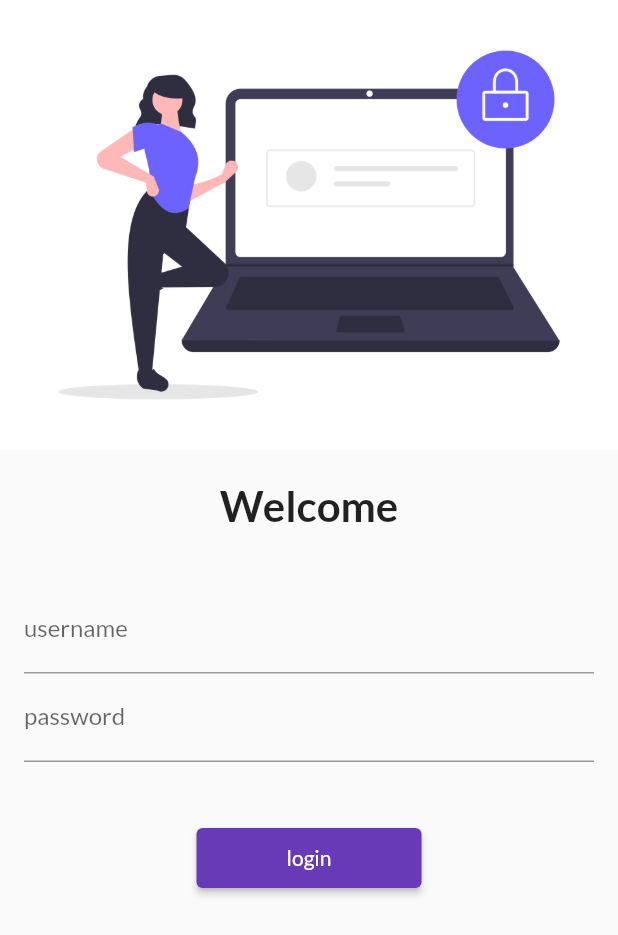
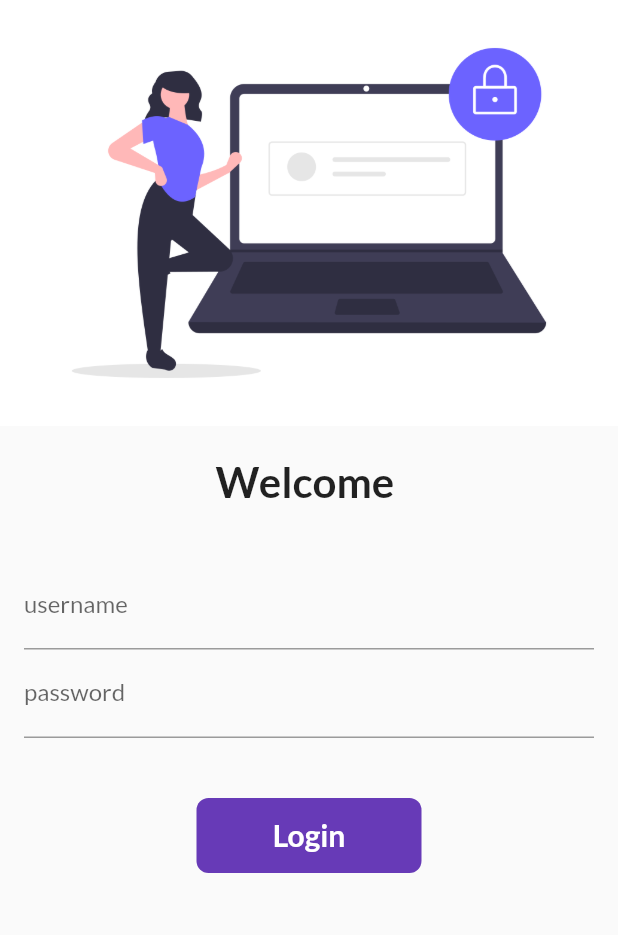
Before and after one commit to rashvin8515/30daysofFlutter, a Flutter app: the screen it shows after launch, on a phone screen of 412 x 824 dp. Shown: the top 935 px of the screen. Run offline on Flutter 3.47's test engine with Material 2 defaults, Android fonts, the phone set to English and light mode, and no system bars; our stand-ins replace google_fonts.

Commit message:
day6 compleete

```diff
--- a/lib/pages/login_page.dart
+++ b/lib/pages/login_page.dart
@@ -3,9 +3,16 @@
 import 'package:flutter/material.dart';
 import 'package:flutter_application_1/utills/routes.dart';
 
-class LoginPage extends StatelessWidget {
+class LoginPage extends StatefulWidget {
   const LoginPage({Key? key}) : super(key: key);
 
+  @override
+  State<LoginPage> createState() => _LoginPageState();
+}
+
+class _LoginPageState extends State<LoginPage> {
+  String name = "";
+  bool changeButton = false;
   @override
   Widget build(BuildContext context) {
     return Material(
@@ -15,13 +22,12 @@ class LoginPage extends StatelessWidget {
           Image.asset(
             "assets/images/login.png",
             fit: BoxFit.cover,
-            height: 300,
           ),
           SizedBox(
             height: 20,
           ),
           Text(
-            "Welcome",
+            "Welcome $name",
             style: TextStyle(
               fontSize: 28,
               fontWeight: FontWeight.bold,
@@ -39,6 +45,10 @@ class LoginPage extends StatelessWidget {
                     hintText: "Enter username",
                     labelText: "username",
                   ),
+                  onChanged: (value) {
+                    name = value;
+                    setState(() {});
+                  },
                 ),
                 TextFormField(
                   obscureText: true,
@@ -50,13 +60,46 @@ class LoginPage extends StatelessWidget {
                 SizedBox(
                   height: 40,
                 ),
-                ElevatedButton(
-                  onPressed: () {
+                // ElevatedButton(
+                //   onPressed: () {
+                //     Navigator.pushNamed(context, MyRoutes.homeRoute);
+                //   },
+                //   child: Text("login"),
+                //   style: TextButton.styleFrom(minimumSize: Size(150, 40)),
+                // )
+                InkWell(
+                  onTap: () async {
+
+                    setState(() {
+                      changeButton = true;
+                    });
+                    await Future.delayed(Duration(seconds: 1));
                     Navigator.pushNamed(context, MyRoutes.homeRoute);
                   },
-                  child: Text("login"),
-                  style: TextButton.styleFrom(minimumSize: Size(150, 40)),
-                )
+                  child: AnimatedContainer(
+                    duration: Duration(seconds: 1),
+                    width: changeButton ? 50 : 150,
+                    height: 50,
+                    alignment: Alignment.center,
+                    child: changeButton
+                        ? Icon(
+                            Icons.done,
+                            color: Colors.white,
+                          )
+                        : Text(
+                            "Login",
+                            style: TextStyle(
+                                color: Colors.white,
+                                fontSize: 20,
+                                fontWeight: FontWeight.bold),
+                          ),
+                    decoration: BoxDecoration(
+                        color: Colors.deepPurple,
+                        // shape: changeButton?BoxShape.circle:BoxShape.rectangle
+                        borderRadius:
+                            BorderRadius.circular(changeButton ? 50 : 8)),
+                  ),
+                ),
               ],
             ),
           )
```
